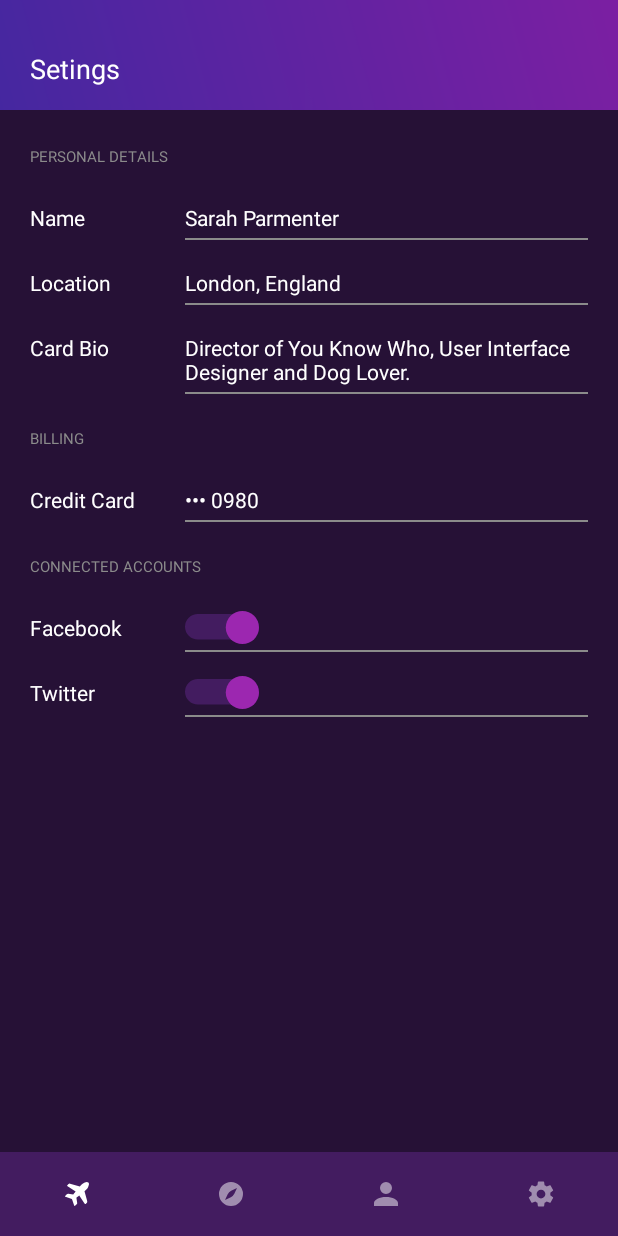
After one commit to kenruizinoue/project-android-app-sky-adventure, an Android app: the fragment SettingsTabFragment placed in its activity, on a phone screen of 412 x 824 dp. The commit adds this screen. Run offline under Robolectric (Android 15) with nearby library versions, the phone set to English and light mode, and no system bars; our stand-ins replace ButterKnife; libraries missing offline, so code that uses them is left out: android.support.v8; 2 statements that could not run were skipped.

Commit message:
Feat 6 dev: Settings Tab 1 -Add settings tab and design it

```diff
--- a/app/src/main/java/com/apps/yecotec/skyadventure/ContainerActivity.java
+++ b/app/src/main/java/com/apps/yecotec/skyadventure/ContainerActivity.java
@@ -7,6 +7,7 @@ import android.widget.ImageView;
 import com.apps.yecotec.skyadventure.fragments.DiscoverTabFragment;
 import com.apps.yecotec.skyadventure.fragments.HomeTabFragment;
 import com.apps.yecotec.skyadventure.fragments.LikesTabFragment;
+import com.apps.yecotec.skyadventure.fragments.SettingsTabFragment;
 import com.apps.yecotec.skyadventure.fragments.TravelersTabFragment;
 
 import butterknife.BindView;
@@ -18,12 +19,12 @@ public class ContainerActivity extends AppCompatActivity {
     HomeTabFragment homeTabFragment;
     DiscoverTabFragment discoverTabFragment;
     TravelersTabFragment travellersTabFragment;
-    LikesTabFragment likesTabFragment;
+    SettingsTabFragment settingsTabFragment;
 
     @BindView(R.id.home_tab) ImageView homeTab;
     @BindView(R.id.discover_tab) ImageView discoverTab;
     @BindView(R.id.travellers_tab) ImageView travellersTab;
-    @BindView(R.id.likes_tab) ImageView likesTab;
+    @BindView(R.id.settings_tab) ImageView settingsTab;
 
     @Override
     protected void onCreate(Bundle savedInstanceState) {
@@ -37,14 +38,14 @@ public class ContainerActivity extends AppCompatActivity {
         homeTabFragment = new HomeTabFragment();
         discoverTabFragment = new DiscoverTabFragment();
         travellersTabFragment = new TravelersTabFragment();
-        likesTabFragment = new LikesTabFragment();
+        settingsTabFragment = new SettingsTabFragment();
 
         // Transaction adds fragment to the specified container
         getSupportFragmentManager().beginTransaction()
                 .add(R.id.fragment_container, homeTabFragment)
                 .add(R.id.fragment_container, discoverTabFragment)
                 .add(R.id.fragment_container, travellersTabFragment)
-                .add(R.id.fragment_container, likesTabFragment)
+                .add(R.id.fragment_container, settingsTabFragment)
                 .commit();
         homeTabSelected();
     }
@@ -70,22 +71,22 @@ public class ContainerActivity extends AppCompatActivity {
         getSupportFragmentManager().beginTransaction().show(travellersTabFragment).commit();
     }
 
-    @OnClick(R.id.likes_tab)
-    public void likesTabSelected() {
+    @OnClick(R.id.settings_tab)
+    public void settingsTabSelected() {
         setBottomTabsToDefault();
-        likesTab.setImageDrawable(getResources().getDrawable(R.drawable.ic_likes_selected));
-        getSupportFragmentManager().beginTransaction().show(likesTabFragment).commit();
+        settingsTab.setImageDrawable(getResources().getDrawable(R.drawable.ic_settings_selected));
+        getSupportFragmentManager().beginTransaction().show(settingsTabFragment).commit();
     }
 
     public void setBottomTabsToDefault() {
         getSupportFragmentManager().beginTransaction().hide(homeTabFragment).commit();
         getSupportFragmentManager().beginTransaction().hide(discoverTabFragment).commit();
         getSupportFragmentManager().beginTransaction().hide(travellersTabFragment).commit();
-        getSupportFragmentManager().beginTransaction().hide(likesTabFragment).commit();
+        getSupportFragmentManager().beginTransaction().hide(settingsTabFragment).commit();
         homeTab.setImageDrawable(getResources().getDrawable(R.drawable.ic_home_not_selected));
         discoverTab.setImageDrawable(getResources().getDrawable(R.drawable.ic_discover_not_selected));
         travellersTab.setImageDrawable(getResources().getDrawable(R.drawable.ic_travellers_not_selected));
-        likesTab.setImageDrawable(getResources().getDrawable(R.drawable.ic_likes_not_selected));
+        settingsTab.setImageDrawable(getResources().getDrawable(R.drawable.ic_settings_not_selected));
     }
 
 }
--- /dev/null
+++ b/app/src/main/java/com/apps/yecotec/skyadventure/fragments/SettingsTabFragment.java
@@ -0,0 +1,27 @@
+package com.apps.yecotec.skyadventure.fragments;
+
+import android.os.Bundle;
+import android.support.annotation.Nullable;
+import android.support.v4.app.Fragment;
+import android.view.LayoutInflater;
+import android.view.View;
+import android.view.ViewGroup;
+
+import com.apps.yecotec.skyadventure.R;
+
+import butterknife.ButterKnife;
+
+/**
+ * Created by kenruizinoue on 2/27/18.
+ */
+
+public class SettingsTabFragment extends Fragment {
+    @Nullable
+    @Override
+    public View onCreateView(LayoutInflater inflater, @Nullable ViewGroup container, @Nullable Bundle savedInstanceState) {
+        View rootView = inflater.inflate(R.layout.fragment_settings_tab, container, false);
+        ButterKnife.bind(this, rootView);
+
+        return rootView;
+    }
+}
--- /dev/null
+++ b/app/src/main/res/drawable/ic_settings_not_selected.xml
@@ -0,0 +1,11 @@
+<vector
+    android:height="20dp"
+    android:viewportHeight="24.0"
+    android:viewportWidth="24.0"
+    android:width="20dp"
+    xmlns:android="http://schemas.android.com/apk/res/android">
+    <path
+        android:fillColor="#ffffff"
+        android:fillAlpha="0.5"
+        android:pathData="M19.43,12.98c0.04,-0.32 0.07,-0.64 0.07,-0.98s-0.03,-0.66 -0.07,-0.98l2.11,-1.65c0.19,-0.15 0.24,-0.42 0.12,-0.64l-2,-3.46c-0.12,-0.22 -0.39,-0.3 -0.61,-0.22l-2.49,1c-0.52,-0.4 -1.08,-0.73 -1.69,-0.98l-0.38,-2.65C14.46,2.18 14.25,2 14,2h-4c-0.25,0 -0.46,0.18 -0.49,0.42l-0.38,2.65c-0.61,0.25 -1.17,0.59 -1.69,0.98l-2.49,-1c-0.23,-0.09 -0.49,0 -0.61,0.22l-2,3.46c-0.13,0.22 -0.07,0.49 0.12,0.64l2.11,1.65c-0.04,0.32 -0.07,0.65 -0.07,0.98s0.03,0.66 0.07,0.98l-2.11,1.65c-0.19,0.15 -0.24,0.42 -0.12,0.64l2,3.46c0.12,0.22 0.39,0.3 0.61,0.22l2.49,-1c0.52,0.4 1.08,0.73 1.69,0.98l0.38,2.65c0.03,0.24 0.24,0.42 0.49,0.42h4c0.25,0 0.46,-0.18 0.49,-0.42l0.38,-2.65c0.61,-0.25 1.17,-0.59 1.69,-0.98l2.49,1c0.23,0.09 0.49,0 0.61,-0.22l2,-3.46c0.12,-0.22 0.07,-0.49 -0.12,-0.64l-2.11,-1.65zM12,15.5c-1.93,0 -3.5,-1.57 -3.5,-3.5s1.57,-3.5 3.5,-3.5 3.5,1.57 3.5,3.5 -1.57,3.5 -3.5,3.5z"/>
+</vector>
--- /dev/null
+++ b/app/src/main/res/drawable/ic_settings_selected.xml
@@ -0,0 +1,4 @@
+<vector android:height="20dp" android:viewportHeight="24.0"
+    android:viewportWidth="24.0" android:width="20dp" xmlns:android="http://schemas.android.com/apk/res/android">
+    <path android:fillColor="#ffffff" android:pathData="M19.43,12.98c0.04,-0.32 0.07,-0.64 0.07,-0.98s-0.03,-0.66 -0.07,-0.98l2.11,-1.65c0.19,-0.15 0.24,-0.42 0.12,-0.64l-2,-3.46c-0.12,-0.22 -0.39,-0.3 -0.61,-0.22l-2.49,1c-0.52,-0.4 -1.08,-0.73 -1.69,-0.98l-0.38,-2.65C14.46,2.18 14.25,2 14,2h-4c-0.25,0 -0.46,0.18 -0.49,0.42l-0.38,2.65c-0.61,0.25 -1.17,0.59 -1.69,0.98l-2.49,-1c-0.23,-0.09 -0.49,0 -0.61,0.22l-2,3.46c-0.13,0.22 -0.07,0.49 0.12,0.64l2.11,1.65c-0.04,0.32 -0.07,0.65 -0.07,0.98s0.03,0.66 0.07,0.98l-2.11,1.65c-0.19,0.15 -0.24,0.42 -0.12,0.64l2,3.46c0.12,0.22 0.39,0.3 0.61,0.22l2.49,-1c0.52,0.4 1.08,0.73 1.69,0.98l0.38,2.65c0.03,0.24 0.24,0.42 0.49,0.42h4c0.25,0 0.46,-0.18 0.49,-0.42l0.38,-2.65c0.61,-0.25 1.17,-0.59 1.69,-0.98l2.49,1c0.23,0.09 0.49,0 0.61,-0.22l2,-3.46c0.12,-0.22 0.07,-0.49 -0.12,-0.64l-2.11,-1.65zM12,15.5c-1.93,0 -3.5,-1.57 -3.5,-3.5s1.57,-3.5 3.5,-3.5 3.5,1.57 3.5,3.5 -1.57,3.5 -3.5,3.5z"/>
+</vector>
--- /dev/null
+++ b/app/src/main/res/drawable/ic_switch_on.xml
@@ -0,0 +1,12 @@
+<vector xmlns:android="http://schemas.android.com/apk/res/android"
+        android:width="49dp"
+        android:height="22dp"
+        android:viewportWidth="49.0"
+        android:viewportHeight="22.0">
+    <path
+        android:pathData="M8.5,2L40.5,2A8.5,8.5 0,0 1,49 10.5L49,10.5A8.5,8.5 0,0 1,40.5 19L8.5,19A8.5,8.5 0,0 1,0 10.5L0,10.5A8.5,8.5 0,0 1,8.5 2z"
+        android:fillColor="#431c60"/>
+    <path
+        android:pathData="M38,11m-11,0a11,11 0,1 1,22 0a11,11 0,1 1,-22 0"
+        android:fillColor="#9c27b0"/>
+</vector>
--- a/app/src/main/res/layout/activity_container.xml
+++ b/app/src/main/res/layout/activity_container.xml
@@ -52,12 +52,12 @@
             android:src="@drawable/ic_travellers_not_selected"/>
 
         <ImageView
-            android:id="@+id/likes_tab"
+            android:id="@+id/settings_tab"
             android:layout_width="0dp"
             android:layout_weight="1"
             android:layout_height="match_parent"
             android:scaleType="center"
-            android:src="@drawable/ic_likes_not_selected"/>
+            android:src="@drawable/ic_settings_not_selected"/>
 
     </LinearLayout>
 
--- /dev/null
+++ b/app/src/main/res/layout/fragment_settings_tab.xml
@@ -0,0 +1,287 @@
+<?xml version="1.0" encoding="utf-8"?>
+<LinearLayout
+    xmlns:tools="http://schemas.android.com/tools"
+    android:orientation="vertical"
+    android:layout_width="match_parent"
+    android:layout_height="match_parent"
+    xmlns:android="http://schemas.android.com/apk/res/android"
+    xmlns:app="http://schemas.android.com/apk/res-auto"
+    android:background="@color/colorDarkerPurple">
+
+    <android.support.constraint.ConstraintLayout
+        android:layout_width="match_parent"
+        android:layout_height="wrap_content">
+
+        <View
+            android:id="@+id/view3"
+            android:layout_width="match_parent"
+            android:layout_height="73dp"
+            android:background="@drawable/top_bar"
+            app:layout_constraintEnd_toEndOf="parent"
+            app:layout_constraintStart_toStartOf="parent"
+            app:layout_constraintTop_toTopOf="parent" />
+
+        <TextView
+            android:id="@+id/textView20"
+            android:layout_width="wrap_content"
+            android:layout_height="wrap_content"
+            android:layout_marginStart="20dp"
+            android:layout_marginTop="33dp"
+            android:textColor="@color/colorWhite"
+            android:textSize="18sp"
+            android:text="Setings"
+            app:layout_constraintStart_toStartOf="parent"
+            app:layout_constraintTop_toTopOf="parent" />
+
+    </android.support.constraint.ConstraintLayout>
+
+    <ScrollView
+        android:orientation="vertical"
+        android:overScrollMode="never"
+        android:layout_width="match_parent"
+        android:layout_height="wrap_content">
+
+        <android.support.constraint.ConstraintLayout
+            android:layout_width="match_parent"
+            android:layout_height="wrap_content">
+
+            <android.support.constraint.Guideline
+                android:id="@+id/guideline"
+                android:layout_width="1dp"
+                android:layout_height="match_parent"
+                android:orientation="vertical"
+                app:layout_constraintGuide_percent="0.3"/>
+
+            <TextView
+                android:id="@+id/header_label"
+                android:layout_width="wrap_content"
+                android:layout_height="wrap_content"
+                android:layout_marginStart="20dp"
+                android:layout_marginTop="24dp"
+                android:text="PERSONAL DETAILS"
+                android:textColor="@color/colorGrey3"
+                android:textSize="10sp"
+                app:layout_constraintStart_toStartOf="parent"
+                app:layout_constraintTop_toTopOf="parent" />
+
+            <TextView
+                android:id="@+id/name_label"
+                android:layout_width="wrap_content"
+                android:layout_height="wrap_content"
+                android:layout_marginTop="24dp"
+                android:text="Name"
+                android:textColor="@android:color/white"
+                app:layout_constraintStart_toStartOf="@+id/header_label"
+                app:layout_constraintTop_toBottomOf="@+id/header_label" />
+
+            <TextView
+                android:id="@+id/name_content"
+                android:layout_width="wrap_content"
+                android:layout_height="wrap_content"
+                android:text="Sarah Parmenter"
+                android:textColor="@android:color/white"
+                app:layout_constraintBottom_toBottomOf="@+id/name_label"
+                app:layout_constraintStart_toStartOf="@+id/guideline"
+                app:layout_constraintTop_toTopOf="@+id/name_label" />
+
+            <View
+                android:layout_width="0dp"
+                android:layout_weight="1"
+                android:layout_height="1dp"
+                android:layout_marginEnd="20dp"
+                android:layout_marginTop="4dp"
+                android:background="@color/colorGrey3"
+                app:layout_constraintTop_toBottomOf="@id/name_content"
+                app:layout_constraintEnd_toEndOf="parent"
+                app:layout_constraintStart_toStartOf="@id/name_content"/>
+
+            <TextView
+                android:id="@+id/location_label"
+                android:layout_width="wrap_content"
+                android:layout_height="wrap_content"
+                android:layout_marginTop="24dp"
+                android:text="Location"
+                android:textColor="@android:color/white"
+                app:layout_constraintStart_toStartOf="@+id/name_label"
+                app:layout_constraintTop_toBottomOf="@+id/name_label" />
+
+            <TextView
+                android:id="@+id/location_content"
+                android:layout_width="wrap_content"
+                android:layout_height="wrap_content"
+                android:text="London, England"
+                android:textColor="@android:color/white"
+                app:layout_constraintBottom_toBottomOf="@+id/location_label"
+                app:layout_constraintStart_toStartOf="@+id/guideline"
+                app:layout_constraintTop_toTopOf="@+id/location_label" />
+
+            <View
+                android:layout_width="0dp"
+                android:layout_weight="1"
+                android:layout_height="1dp"
+                android:layout_marginEnd="20dp"
+                android:layout_marginTop="4dp"
+                android:background="@color/colorGrey3"
+                app:layout_constraintTop_toBottomOf="@id/location_content"
+                app:layout_constraintEnd_toEndOf="parent"
+                app:layout_constraintStart_toStartOf="@id/location_content"/>
+
+            <TextView
+                android:id="@+id/card_bio_label"
+                android:layout_width="wrap_content"
+                android:layout_height="wrap_content"
+                android:layout_marginTop="24dp"
+                android:text="Card Bio"
+                android:textColor="@android:color/white"
+                app:layout_constraintStart_toStartOf="@+id/location_label"
+                app:layout_constraintTop_toBottomOf="@+id/location_label" />
+
+            <TextView
+                android:id="@+id/card_bio_content"
+                android:layout_width="0dp"
+                android:layout_weight="1"
+                android:layout_height="wrap_content"
+                android:layout_marginEnd="20dp"
+                android:text="Director of You Know Who, User Interface Designer and Dog Lover."
+                android:textColor="@android:color/white"
+                app:layout_constraintEnd_toEndOf="parent"
+                app:layout_constraintStart_toStartOf="@+id/guideline"
+                app:layout_constraintTop_toTopOf="@+id/card_bio_label" />
+
+            <View
+                android:id="@+id/card_bio_line"
+                android:layout_width="0dp"
+                android:layout_weight="1"
+                android:layout_height="1dp"
+                android:layout_marginEnd="20dp"
+                android:layout_marginTop="4dp"
+                android:background="@color/colorGrey3"
+                app:layout_constraintTop_toBottomOf="@id/card_bio_content"
+                app:layout_constraintEnd_toEndOf="parent"
+                app:layout_constraintStart_toStartOf="@id/card_bio_content"/>
+
+            <TextView
+                android:id="@+id/billing_label"
+                android:layout_width="wrap_content"
+                android:layout_height="wrap_content"
+                android:layout_marginTop="24dp"
+                android:layout_marginStart="20dp"
+                android:text="BILLING"
+                android:textColor="@color/colorGrey3"
+                android:textSize="10sp"
+                app:layout_constraintStart_toStartOf="parent"
+                app:layout_constraintTop_toTopOf="@id/card_bio_line" />
+
+            <TextView
+                android:id="@+id/credit_card_label"
+                android:layout_width="wrap_content"
+                android:layout_height="wrap_content"
+                android:layout_marginTop="24dp"
+                android:text="Credit Card"
+                android:textColor="@android:color/white"
+                app:layout_constraintStart_toStartOf="@+id/billing_label"
+                app:layout_constraintTop_toBottomOf="@+id/billing_label" />
+
+            <TextView
+                android:id="@+id/credit_card_content"
+                android:layout_width="0dp"
+                android:layout_height="wrap_content"
+                android:layout_marginEnd="20dp"
+                android:text="••• 0980"
+                android:textColor="@android:color/white"
+                app:layout_constraintEnd_toEndOf="parent"
+                app:layout_constraintStart_toStartOf="@+id/guideline"
+                app:layout_constraintTop_toTopOf="@+id/credit_card_label"
+                android:layout_weight="1" />
+
+            <View
+                android:id="@+id/credit_card_line"
+                android:layout_width="0dp"
+                android:layout_weight="1"
+                android:layout_height="1dp"
+                android:layout_marginEnd="20dp"
+                android:layout_marginTop="4dp"
+                android:background="@color/colorGrey3"
+                app:layout_constraintTop_toBottomOf="@id/credit_card_content"
+                app:layout_constraintEnd_toEndOf="parent"
+                app:layout_constraintStart_toStartOf="@id/credit_card_content"/>
+
+            <TextView
+                android:id="@+id/connected_accounts_label"
+                android:layout_width="wrap_content"
+                android:layout_height="wrap_content"
+                android:layout_marginTop="24dp"
+                android:layout_marginStart="20dp"
+                android:text="CONNECTED ACCOUNTS"
+                android:textColor="@color/colorGrey3"
+                android:textSize="10sp"
+                app:layout_constraintStart_toStartOf="parent"
+                app:layout_constraintTop_toTopOf="@id/credit_card_line" />
+
+            <TextView
+                android:id="@+id/facebook_label"
+                android:layout_width="wrap_content"
+                android:layout_height="wrap_content"
+                android:layout_marginTop="24dp"
+                android:text="Facebook"
+                android:textColor="@android:color/white"
+                app:layout_constraintStart_toStartOf="@+id/connected_accounts_label"
+                app:layout_constraintTop_toBottomOf="@+id/connected_accounts_label" />
+
+            <ImageView
+                android:id="@+id/switch_facebook"
+                android:layout_width="wrap_content"
+                android:layout_height="wrap_content"
+                app:layout_constraintBottom_toBottomOf="@+id/facebook_label"
+                app:layout_constraintStart_toStartOf="@+id/guideline"
+                app:layout_constraintTop_toTopOf="@+id/facebook_label"
+                app:srcCompat="@drawable/ic_switch_on" />
+
+            <View
+                android:id="@+id/switch_facebook_line"
+                android:layout_width="0dp"
+                android:layout_weight="1"
+                android:layout_height="1dp"
+                android:layout_marginEnd="20dp"
+                android:layout_marginTop="4dp"
+                android:background="@color/colorGrey3"
+                app:layout_constraintTop_toBottomOf="@id/switch_facebook"
+                app:layout_constraintEnd_toEndOf="parent"
+                app:layout_constraintStart_toStartOf="@id/switch_facebook"/>
+
+            <TextView
+                android:id="@+id/twitter_label"
+                android:layout_width="wrap_content"
+                android:layout_height="wrap_content"
+                android:layout_marginTop="24dp"
+                android:text="Twitter"
+                android:textColor="@android:color/white"
+                app:layout_constraintStart_toStartOf="@+id/facebook_label"
+                app:layout_constraintTop_toBottomOf="@+id/facebook_label" />
+
+            <ImageView
+                android:id="@+id/switch_twitter"
+                android:layout_width="wrap_content"
+                android:layout_height="wrap_content"
+                app:layout_constraintBottom_toBottomOf="@+id/twitter_label"
+                app:layout_constraintStart_toStartOf="@+id/guideline"
+                app:layout_constraintTop_toTopOf="@+id/twitter_label"
+                app:srcCompat="@drawable/ic_switch_on" />
+
+            <View
+                android:id="@+id/switch_twitter_line"
+                android:layout_width="0dp"
+                android:layout_weight="1"
+                android:layout_height="1dp"
+                android:layout_marginEnd="20dp"
+                android:layout_marginTop="4dp"
+                android:background="@color/colorGrey3"
+                app:layout_constraintTop_toBottomOf="@id/switch_twitter"
+                app:layout_constraintEnd_toEndOf="parent"
+                app:layout_constraintStart_toStartOf="@id/switch_twitter"/>
+
+        </android.support.constraint.ConstraintLayout>
+
+    </ScrollView>
+
+</LinearLayout>
```
Also changed, not shown: app/src/main/AndroidManifest.xml (+18 -6 lines).
